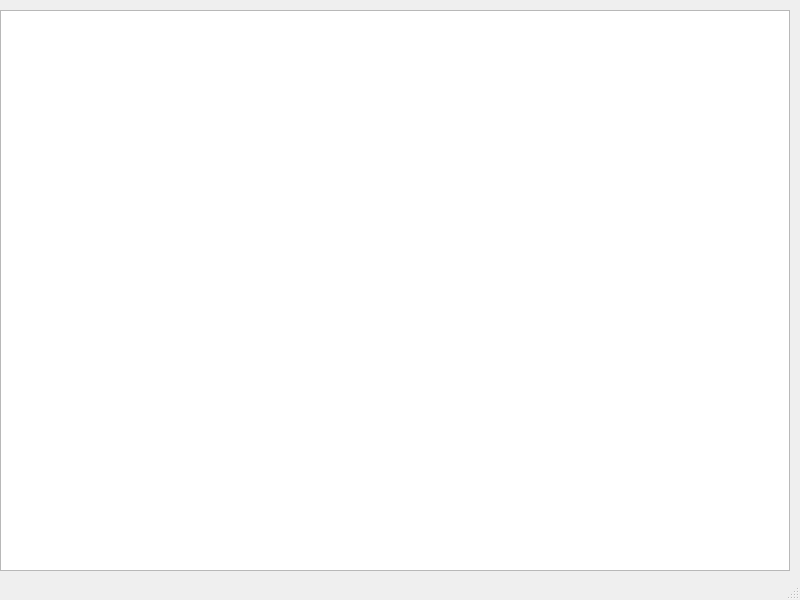
Above: mainwindow.ui from daniela0020/Theory-_B_Videojuego before the change. Below: the same form after it.
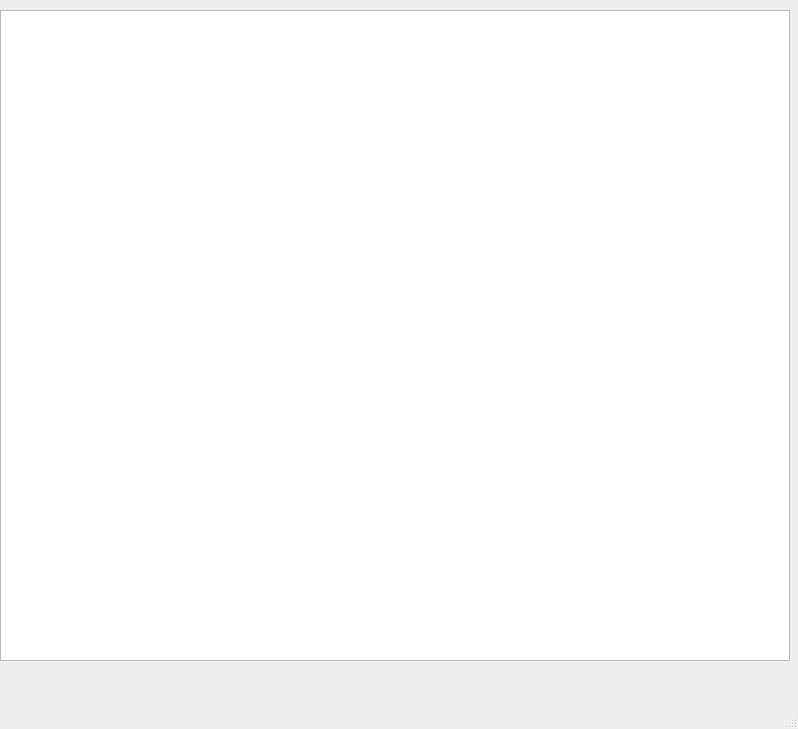
That is the form after the change.

What changed in the file:
```diff
--- a/mainwindow.ui
+++ b/mainwindow.ui
@@ -6,8 +6,8 @@
    <rect>
     <x>0</x>
     <y>0</y>
-    <width>800</width>
-    <height>600</height>
+    <width>798</width>
+    <height>729</height>
    </rect>
   </property>
   <property name="windowTitle">
@@ -20,7 +20,7 @@
       <x>0</x>
       <y>10</y>
       <width>790</width>
-      <height>561</height>
+      <height>651</height>
      </rect>
     </property>
    </widget>
```
Left out of the diff: 4 changed lines with no effect on the pictures.
